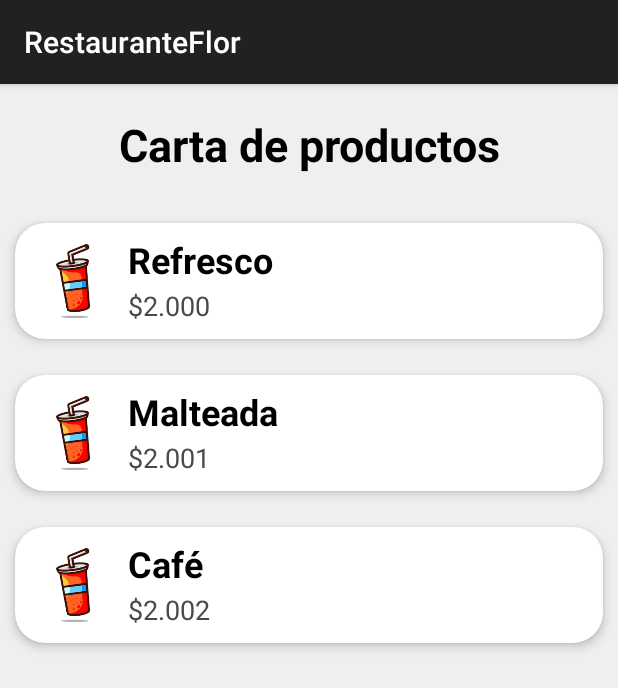
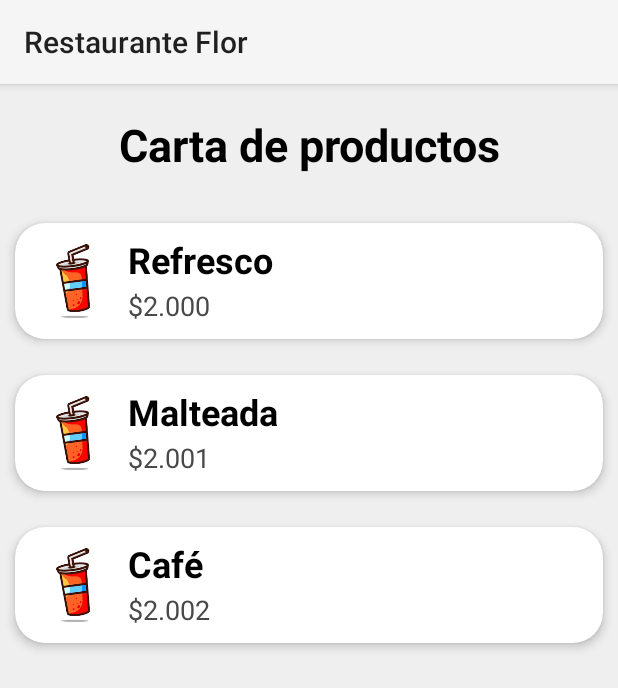
Before and after one commit to LMGP2002/Taller---RecyclerView-SQLite, an Android app: the screen it shows after launch (MainActivity), on a phone screen of 412 x 824 dp. Shown: the top 688 px of the screen. Run offline under Robolectric (Android 15) with nearby library versions, the light colour scheme and no system bars.

```diff
--- a/app/src/main/res/values/strings.xml
+++ b/app/src/main/res/values/strings.xml
@@ -1,3 +1,3 @@
 <resources>
-    <string name="app_name">RestauranteFlor</string>
+    <string name="app_name">Restaurante Flor</string>
 </resources>
--- a/app/src/main/res/values/themes.xml
+++ b/app/src/main/res/values/themes.xml
@@ -1,6 +1,6 @@
 <resources xmlns:tools="http://schemas.android.com/tools">
     <!-- Base application theme. -->
-    <style name="Base.Theme.RestauranteVentas" parent="Theme.AppCompat.DayNight.DarkActionBar">
+    <style name="Base.Theme.RestauranteVentas" parent="Theme.AppCompat.DayNight">
         <!-- Customize your light theme here. -->
         <!-- <item name="colorPrimary">@color/my_light_primary</item> -->
     </style>
```
